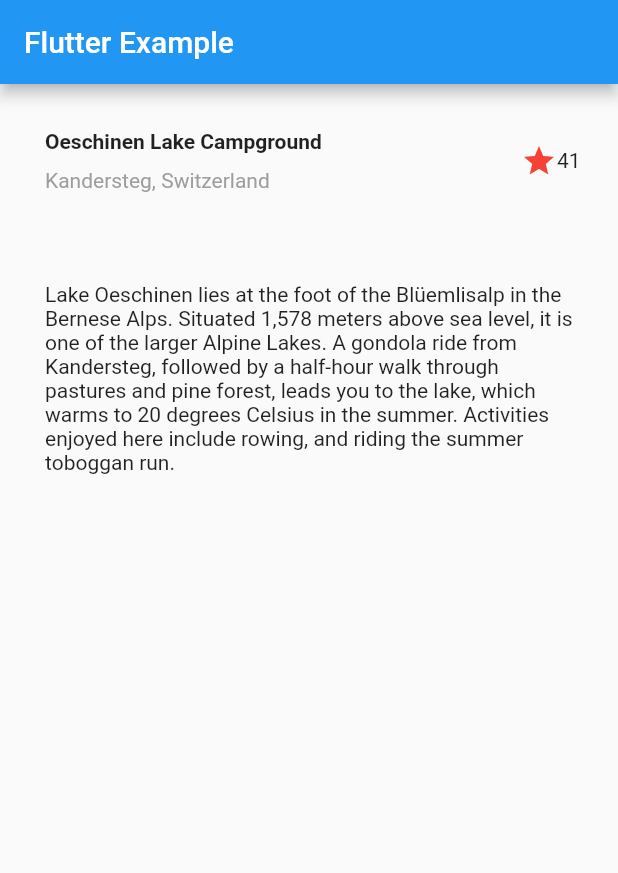
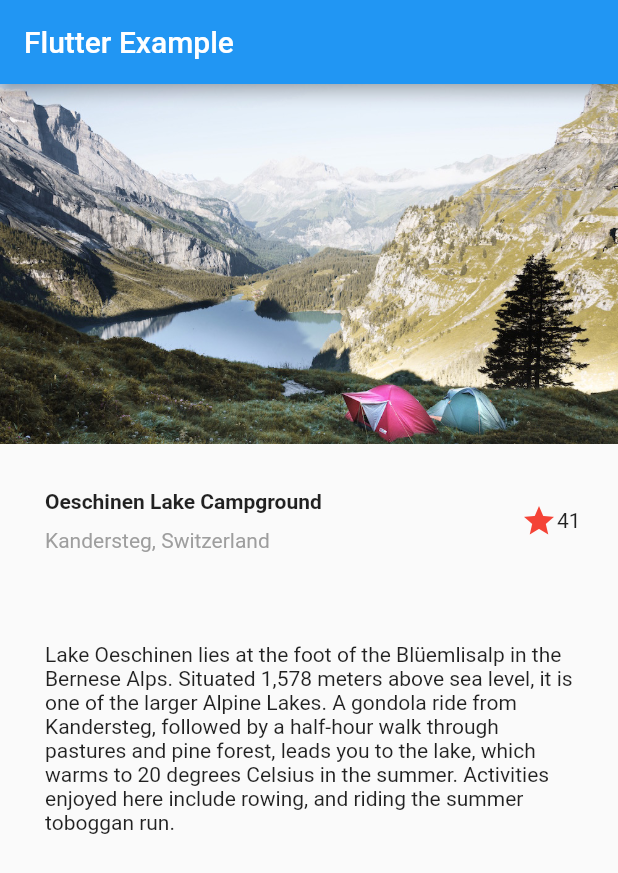
Before and after one commit to PiyushKhurana/layout-example-1, a Flutter app: the screen it shows after launch, on a phone screen of 412 x 824 dp. Shown: the top 873 px of the screen. Run offline on Flutter 3.47's test engine with Material 2 defaults, Android fonts, the phone set to English and light mode, and no system bars.

Commit message:
image section complete

```diff
--- a/lib/src/app.dart
+++ b/lib/src/app.dart
@@ -16,6 +16,7 @@ class MyApp extends StatelessWidget {
         ),
         body:ListView(
           children: <Widget>[
+            ImageSection(),
             TitleSection(),
             TextSection(),
           ],
--- a/lib/src/widgets/image_section.dart
+++ b/lib/src/widgets/image_section.dart
@@ -1 +1,13 @@
 import 'package:flutter/material.dart';
+
+class ImageSection extends StatelessWidget {
+  @override
+  Widget build(BuildContext context) {
+    return Image.asset(
+      'images/lake.jpg',
+      width: 600,
+      height: 240,
+      fit: BoxFit.cover,
+    );
+  }
+}
--- a/pubspec.yaml
+++ b/pubspec.yaml
@@ -44,7 +44,8 @@ flutter:
   # assets:
   #  - images/a_dot_burr.jpeg
   #  - images/a_dot_ham.jpeg
-
+  assets:
+    - images/lake.jpg
   # An image asset can refer to one or more resolution-specific "variants", see
   # https://flutter.dev/assets-and-images/#resolution-aware.
 
```
Also changed, not shown: images/lake.jpg (added).
